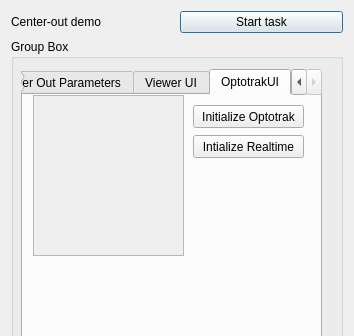
jgaveau/NERVE, file plugins/centerout/centerout_example.ui: the form before one commit; both pictures show x 0 to 354 and y 0 to 336 of the 354 by 557 pixel window.
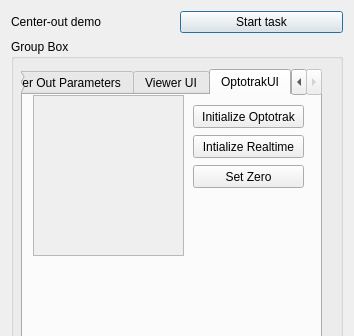
The form after the commit. The open tabs and pages were chosen to show the change.

The edit to the form file:
```diff
--- a/plugins/centerout/centerout_example.ui
+++ b/plugins/centerout/centerout_example.ui
@@ -252,6 +252,19 @@
          <string>Intialize Realtime</string>
         </property>
        </widget>
+       <widget class="QPushButton" name="setZero">
+        <property name="geometry">
+         <rect>
+          <x>170</x>
+          <y>70</y>
+          <width>111</width>
+          <height>23</height>
+         </rect>
+        </property>
+        <property name="text">
+         <string>Set Zero</string>
+        </property>
+       </widget>
       </widget>
      </widget>
     </widget>
```
Left out of the diff: 9 changed lines with no effect on the pictures.
